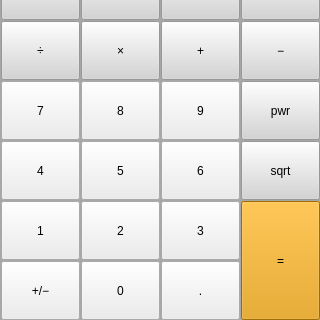
First picture: the form in src/duck_calc/ui/gui.ui, repository Honny1/ivs_calc, before the edit; both pictures show x 0 to 320 and y 210 to 530 of the 320 by 530 pixel window.
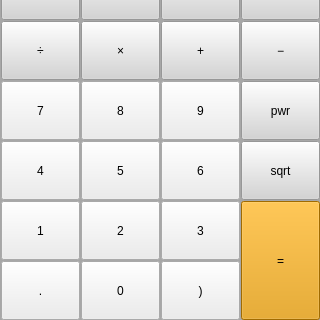
Second picture: the form after the edit.

Commit message: Propojení gui s MathLib

Diff of the .ui file:
```diff
--- a/src/duck_calc/ui/gui.ui
+++ b/src/duck_calc/ui/gui.ui
@@ -17,28 +17,7 @@
    <string notr="true">border-color: rgb(0, 0, 0);
 background-color: rgb(167, 167, 167);</string>
   </property>
-  <widget class="QPushButton" name="pushButton">
-   <property name="geometry">
-    <rect>
-     <x>0</x>
-     <y>470</y>
-     <width>81</width>
-     <height>61</height>
-    </rect>
-   </property>
-   <property name="autoFillBackground">
-    <bool>false</bool>
-   </property>
-   <property name="styleSheet">
-    <string notr="true">font: 14pt &quot;MS Shell Dlg 2&quot;;
-background-color: rgb(236, 236, 236);
-margin: 1px;</string>
-   </property>
-   <property name="text">
-    <string>+/−</string>
-   </property>
-  </widget>
-  <widget class="QPushButton" name="pushButton_2">
+  <widget class="QPushButton" name="num0">
    <property name="geometry">
     <rect>
      <x>80</x>
@@ -59,7 +38,7 @@
   <widget class="QPushButton" name="pushButton_3">
    <property name="geometry">
     <rect>
-     <x>160</x>
+     <x>0</x>
      <y>470</y>
      <width>81</width>
      <height>61</height>
@@ -533,6 +512,24 @@
     </property>
    </widget>
   </widget>
+  <widget class="QPushButton" name="parenthesis">
+   <property name="geometry">
+    <rect>
+     <x>160</x>
+     <y>470</y>
+     <width>81</width>
+     <height>61</height>
+    </rect>
+   </property>
+   <property name="styleSheet">
+    <string notr="true">font: 14pt &quot;MS Shell Dlg 2&quot;;
+background-color: rgb(236, 236, 236);
+margin: 1px;</string>
+   </property>
+   <property name="text">
+    <string>)</string>
+   </property>
+  </widget>
   <zorder>frame</zorder>
   <zorder>pushButton</zorder>
   <zorder>pushButton_2</zorder>
```
Left out of the diff: 94 changed lines with no effect on the pictures. The commit also changes 3 other files.
